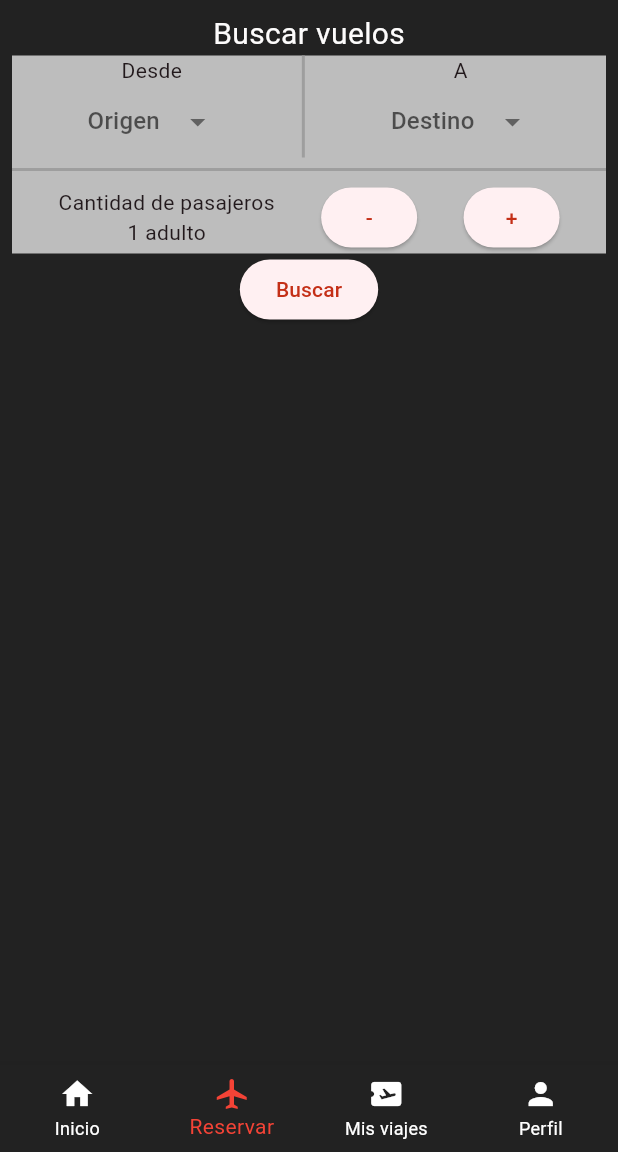
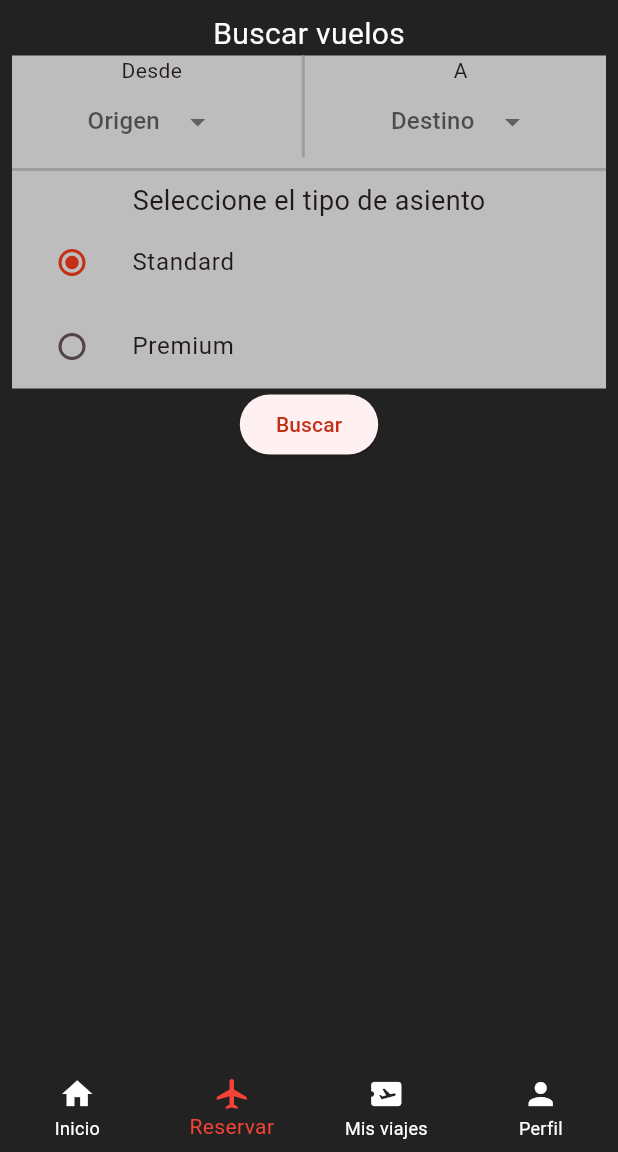
Before and after one commit to Carlos12001/TECAir_Final, a Flutter app: the screen it shows after launch, item 2 of the bottom bar chosen, on a phone screen of 412 x 824 dp, the part 84-1236 px from its top. Run offline on Flutter 3.47's test engine with Material 2 defaults, Android fonts, the phone set to English and light mode, and no system bars; our stand-ins replace carousel_slider; missing offline and left inert: dart:ffi.

Commit message:
add seat type

```diff
--- /dev/null
+++ b/mobile/emiratec/lib/components/class_selection.dart
@@ -0,0 +1,49 @@
+import 'package:flutter/material.dart';
+
+enum seatType { Standard, Premium }
+
+class classSelection extends StatefulWidget {
+  classSelection({super.key});
+  seatType? _seatType = seatType.Standard;
+  @override
+  State<classSelection> createState() => _classSelectionState();
+
+  seatType? getType() {return this._seatType;}
+}
+
+class _classSelectionState extends State<classSelection> {
+
+  @override
+  Widget build(BuildContext context) {
+    return Column(
+      children: <Widget>[
+        ListTile(
+          title: const Text("Standard"),
+          leading: Radio<seatType>(
+            value: seatType.Standard,
+            groupValue: widget._seatType,
+            onChanged: (seatType? value) {
+              setState(() {
+                widget._seatType = value;
+              });
+            },
+          ),
+        ),
+        ListTile(
+          title: const Text("Premium"),
+          leading: Radio<seatType>(
+            value: seatType.Premium,
+            groupValue: widget._seatType,
+            onChanged: (seatType? value) {
+              setState(() {
+                widget._seatType = value;
+              });
+            },
+          ),
+        ),
+      ],
+    );
+  }
+
+
+}
--- a/mobile/emiratec/lib/main.dart
+++ b/mobile/emiratec/lib/main.dart
@@ -1,7 +1,7 @@
 import 'dart:ffi';
 
 import 'package:emiratec/components/ads_home_page.dart';
-import 'package:emiratec/components/fechaInput.dart';
+import 'package:emiratec/components/class_selection.dart';
 import 'package:emiratec/components/promotions_home_page.dart';
 import 'package:emiratec/components/reservation_page.dart';
 import 'package:emiratec/objects/promotion.dart';
@@ -41,7 +41,7 @@ class MyHomePage extends StatefulWidget {
 }
 
 class _MyHomePageState extends State<MyHomePage> {
-  int _selectedIndex = 0;
+  int _selectedIndex = 3;
   DateTime now1 = DateTime.now();
   String? selectedOrigin;
   List<String> origins = [
@@ -55,6 +55,9 @@ class _MyHomePageState extends State<MyHomePage> {
   DateTime fechaInicio = DateTime.now();
   DateTime fechaFin = DateTime.now();
   int cantPasajeros = 1;
+  classSelection seatSelection = classSelection();
+
+
 
   // Ejemplo de lista promocion
   // TODO: obtener de la BD la lista de promociones
@@ -183,50 +186,26 @@ class _MyHomePageState extends State<MyHomePage> {
                   color: Colors.grey,
                   thickness: 2,
                 ),
-                Row(
-                  mainAxisAlignment: MainAxisAlignment.spaceEvenly,
-                  children: [
-                    Column(
-                      children: [
-                        const Text("Cantidad de pasajeros"),
-                        Text("$cantPasajeros adulto")
-                      ],
-                    ),
-                    ElevatedButton(
-                      onPressed: () {
-                        setState(() {
-                          if (cantPasajeros > 1) {
-                            cantPasajeros--;
-                          }
-                        });
-                      },
-                      child: const Text("-"),
-                    ),
-                    ElevatedButton(
-                      onPressed: () {
-                        setState(() {
-                          cantPasajeros++;
-                        });
-                      },
-                      child: const Text("+"),
-                    ),
-                  ],
-                )
+                const Text(
+                  "Seleccione el tipo de asiento",
+                  style: TextStyle(fontSize: 18),
+                ),
+                seatSelection,
               ],
             ),
           ),
           ElevatedButton(
             onPressed: () {
               if (selectedOrigin != null && selectedDestination != null) {
+                print(seatSelection.getType());
                 Navigator.push(
                   context,
                   MaterialPageRoute(
                       builder: (context) => reservationPage(
-                            title: "Reservación",
-                            origin: selectedOrigin!,
-                            destination: selectedDestination!,
-                            cantPasajeros_: cantPasajeros
-                          )),
+                          title: "Reservación",
+                          origin: selectedOrigin!,
+                          destination: selectedDestination!,
+                          seatType_: seatSelection.getType()!)),
                 );
               }
             },
```
Also changed, not shown: mobile/emiratec/lib/components/flight_detail_page.dart (+11 -6 lines), mobile/emiratec/lib/components/flights_listview.dart (+10 -2 lines), mobile/emiratec/lib/components/reservation_page.dart (+4 -3 lines).
